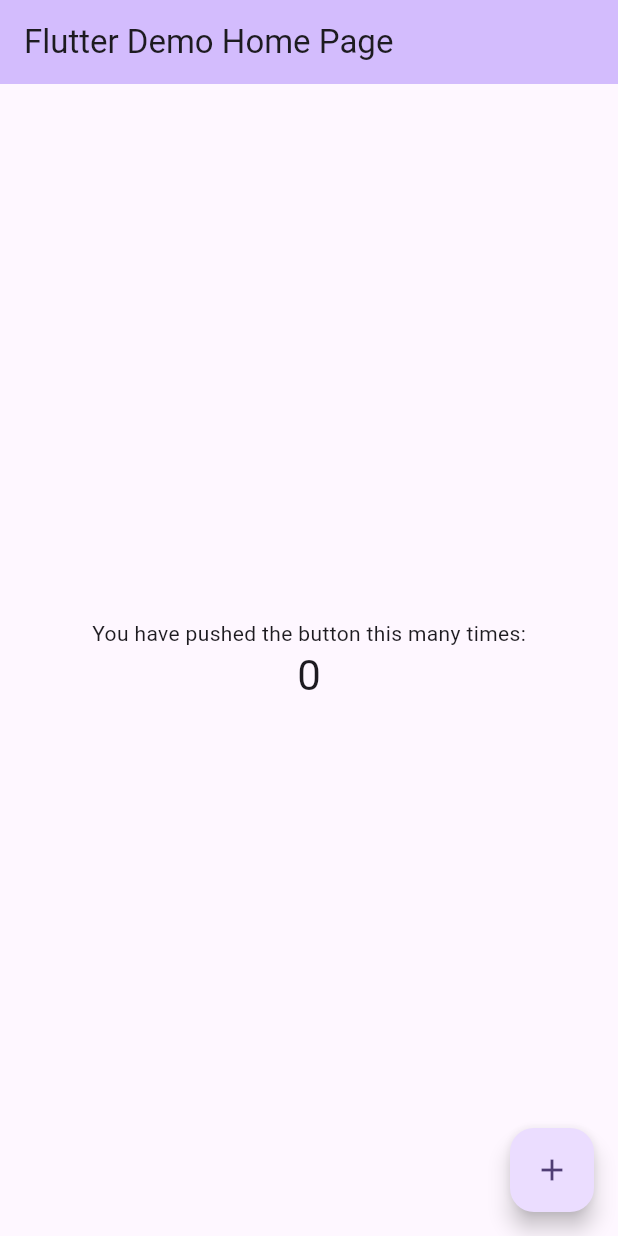
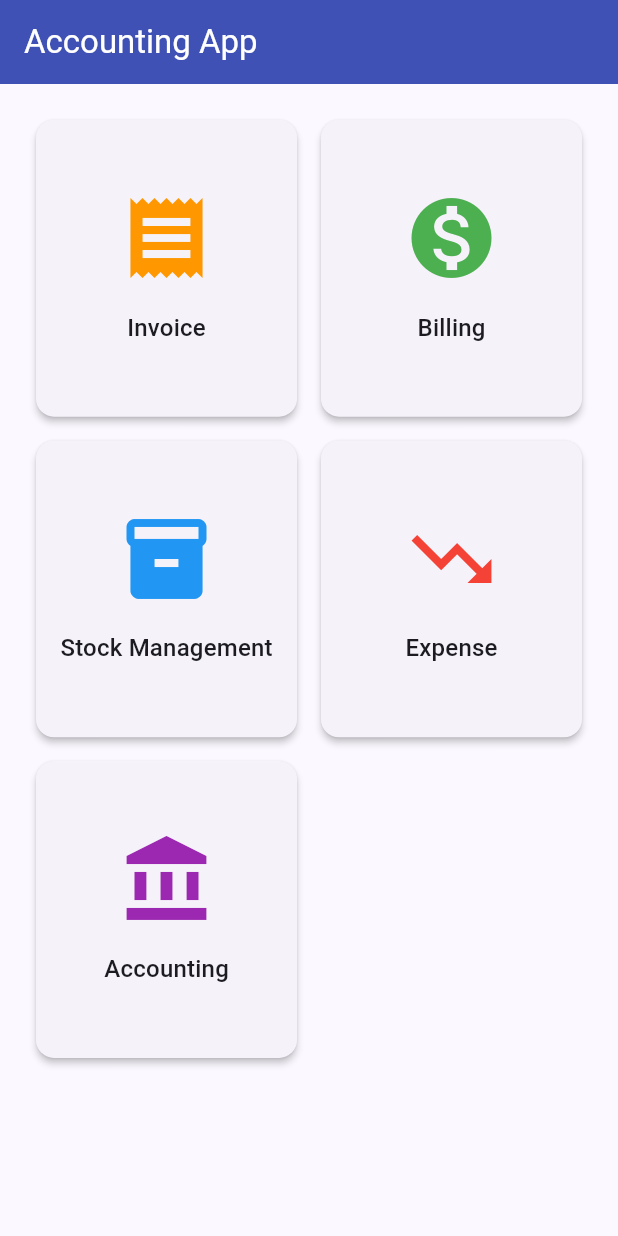
Before and after one commit to could-ai/019a5021-ab3e-73ee-a84d-7ba3277013bc, a Flutter app: the screen it shows after launch, on a phone screen of 412 x 824 dp. Run offline on Flutter 3.47's test engine with Material 3 defaults, Android fonts, the phone set to English and light mode, and no system bars.

Commit message:
I am creating a new file, `lib/screens/dashboard_screen.dart`, to establish the main user interface for the accounting application. This screen will feature a `Scaffold` with a themed `AppBar` and a `GridView` that displays icon buttons for key functionalities such as Invoice, Billing, Stock Management, Expense, and Accounting, providing a clear and organized navigation hub for the user.; I am modifying `lib/main.dart` to replace the default counter application with the new `DashboardScreen`. This change involves removing the `MyHomePage` and `_MyHomePageState` classes, importing `dashboard_screen.dart`, and setting the `home` property of the `MaterialApp` to `const DashboardScreen()`. I am also updating the theme to use `Colors.indigo` as the seed color to match the new design.

```diff
--- a/usr/lib/main.dart
+++ b/usr/lib/main.dart
@@ -1,4 +1,5 @@
-import 'package:flutter/material.dart';
+import "package:flutter/material.dart";
+import "package:couldai_user_app/screens/dashboard_screen.dart";
 
 void main() {
   runApp(const MyApp());
@@ -7,114 +8,16 @@ void main() {
 class MyApp extends StatelessWidget {
   const MyApp({super.key});
 
-  // This widget is the root of your application.
   @override
   Widget build(BuildContext context) {
     return MaterialApp(
-      title: 'Flutter Demo',
+      title: "Accounting App",
       debugShowCheckedModeBanner: false,
       theme: ThemeData(
-        // This is the theme of your application.
-        //
-        // TRY THIS: Try running your application with "flutter run". You'll see
-        // the application has a purple toolbar. Then, without quitting the app,
-        // try changing the seedColor in the colorScheme below to Colors.green
-        // and then invoke "hot reload" (save your changes or press the "hot
-        // reload" button in a Flutter-supported IDE, or press "r" if you used
-        // the command line to start the app).
-        //
-        // Notice that the counter didn't reset back to zero; the application
-        // state is not lost during the reload. To reset the state, use hot
-        // restart instead.
-        //
-        // This works for code too, not just values: Most code changes can be
-        // tested with just a hot reload.
-        colorScheme: ColorScheme.fromSeed(seedColor: Colors.deepPurple),
+        colorScheme: ColorScheme.fromSeed(seedColor: Colors.indigo),
+        useMaterial3: true,
       ),
-      home: const MyHomePage(title: 'Flutter Demo Home Page'),
+      home: const DashboardScreen(),
     );
   }
 }
-
-class MyHomePage extends StatefulWidget {
-  const MyHomePage({super.key, required this.title});
-
-  // This widget is the home page of your application. It is stateful, meaning
-  // that it has a State object (defined below) that contains fields that affect
-  // how it looks.
-
-  // This class is the configuration for the state. It holds the values (in this
-  // case the title) provided by the parent (in this case the App widget) and
-  // used by the build method of the State. Fields in a Widget subclass are
-  // always marked "final".
-
-  final String title;
-
-  @override
-  State<MyHomePage> createState() => _MyHomePageState();
-}
-
-class _MyHomePageState extends State<MyHomePage> {
-  int _counter = 0;
-
-  void _incrementCounter() {
-    setState(() {
-      // This call to setState tells the Flutter framework that something has
-      // changed in this State, which causes it to rerun the build method below
-      // so that the display can reflect the updated values. If we changed
-      // _counter without calling setState(), then the build method would not be
-      // called again, and so nothing would appear to happen.
-      _counter++;
-    });
-  }
-
-  @override
-  Widget build(BuildContext context) {
-    // This method is rerun every time setState is called, for instance as done
-    // by the _incrementCounter method above.
-    //
-    // The Flutter framework has been optimized to make rerunning build methods
-    // fast, so that you can just rebuild anything that needs updating rather
-    // than having to individually change instances of widgets.
-    return Scaffold(
-      appBar: AppBar(
-        // TRY THIS: Try changing the color here to a specific color (to
-        // Colors.amber, perhaps?) and trigger a hot reload to see the AppBar
-        // change color while the other colors stay the same.
-        backgroundColor: Theme.of(context).colorScheme.inversePrimary,
-        // Here we take the value from the MyHomePage object that was created by
-        // the App.build method, and use it to set our appbar title.
-        title: Text(widget.title),
-      ),
-      body: Center(
-        // Center is a layout widget. It takes a single child and positions it
-        // in the middle of the parent.
-        child: Column(
-          // Column is also a layout widget. It takes a list of children and
-          // arranges them vertically. By default, it sizes itself to fit its
-          // children horizontally, and tries to be as tall as its parent.
-          //
-          // Column has various properties to control how it sizes itself and
-          // how it positions its children. Here we use mainAxisAlignment to
-          // center the children vertically; the main axis here is the vertical
-          // axis because Columns are vertical (the cross axis would be
-          // horizontal).
-          //
-          // TRY THIS: Invoke "debug painting" (choose the "Toggle Debug Paint"
-          // action in the IDE, or press "p" in the console), to see the
-          // wireframe for each widget.
-          mainAxisAlignment: MainAxisAlignment.center,
-          children: <Widget>[
-            const Text('You have pushed the button this many times:'),
-            Text('$_counter', style: Theme.of(context).textTheme.headlineMedium),
-          ],
-        ),
-      ),
-      floatingActionButton: FloatingActionButton(
-        onPressed: _incrementCounter,
-        tooltip: 'Increment',
-        child: const Icon(Icons.add),
-      ), // This trailing comma makes auto-formatting nicer for build methods.
-    );
-  }
-}
--- /dev/null
+++ b/usr/lib/screens/dashboard_screen.dart
@@ -0,0 +1,49 @@
+import "package:flutter/material.dart";
+
+class DashboardScreen extends StatelessWidget {
+  const DashboardScreen({super.key});
+
+  @override
+  Widget build(BuildContext context) {
+    return Scaffold(
+      appBar: AppBar(
+        title: const Text("Accounting App"),
+        backgroundColor: Colors.indigo,
+        foregroundColor: Colors.white,
+      ),
+      body: GridView.count(
+        crossAxisCount: 2,
+        padding: const EdgeInsets.all(16.0),
+        childAspectRatio: 8.0 / 9.0,
+        children: <Widget>[
+          _buildDashboardItem(context, "Invoice", Icons.receipt, Colors.orange),
+          _buildDashboardItem(context, "Billing", Icons.monetization_on, Colors.green),
+          _buildDashboardItem(context, "Stock Management", Icons.inventory, Colors.blue),
+          _buildDashboardItem(context, "Expense", Icons.trending_down, Colors.red),
+          _buildDashboardItem(context, "Accounting", Icons.account_balance, Colors.purple),
+        ],
+      ),
+    );
+  }
+
+  Widget _buildDashboardItem(BuildContext context, String title, IconData icon, Color color) {
+    return Card(
+      elevation: 2.0,
+      margin: const EdgeInsets.all(8.0),
+      child: InkWell(
+        onTap: () {
+          // Handle navigation to the specific feature
+        },
+        child: Column(
+          mainAxisAlignment: MainAxisAlignment.center,
+          crossAxisAlignment: CrossAxisAlignment.center,
+          children: <Widget>[
+            Icon(icon, size: 64.0, color: color),
+            const SizedBox(height: 16.0),
+            Text(title, style: Theme.of(context).textTheme.titleMedium),
+          ],
+        ),
+      ),
+    );
+  }
+}
```
